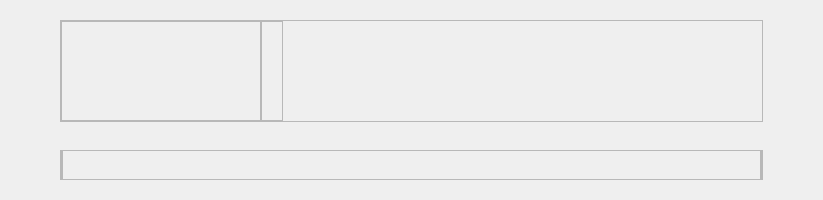
First picture: the form in CaX/widget/formTop/infoservice.ui, repository fsest4u/CaX_03, before the edit.
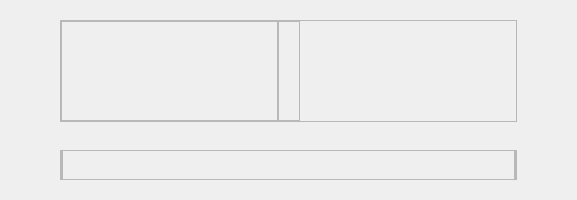
Second picture: the form after the edit. Custom widgets are drawn as their Qt base class.

```diff
--- a/CaX/widget/formTop/infoservice.ui
+++ b/CaX/widget/formTop/infoservice.ui
@@ -6,7 +6,7 @@
    <rect>
     <x>0</x>
     <y>0</y>
-    <width>823</width>
+    <width>577</width>
     <height>200</height>
    </rect>
   </property>
@@ -87,7 +87,7 @@
         </property>
         <property name="maximumSize">
          <size>
-          <width>200</width>
+          <width>16777215</width>
           <height>16777215</height>
          </size>
         </property>
@@ -115,6 +115,12 @@
          </property>
          <item row="0" column="0">
           <widget class="WidgetMarqueeLabel" name="labelTitle">
+           <property name="sizePolicy">
+            <sizepolicy hsizetype="Expanding" vsizetype="Preferred">
+             <horstretch>0</horstretch>
+             <verstretch>0</verstretch>
+            </sizepolicy>
+           </property>
            <property name="font">
             <font>
              <family>Segoe UI</family>
@@ -128,7 +134,7 @@
 }</string>
            </property>
            <property name="text">
-            <string> </string>
+            <string/>
            </property>
           </widget>
          </item>
@@ -179,6 +185,9 @@
         <property name="orientation">
          <enum>Qt::Horizontal</enum>
         </property>
+        <property name="sizeType">
+         <enum>QSizePolicy::Expanding</enum>
+        </property>
         <property name="sizeHint" stdset="0">
          <size>
           <width>147</width>
```
